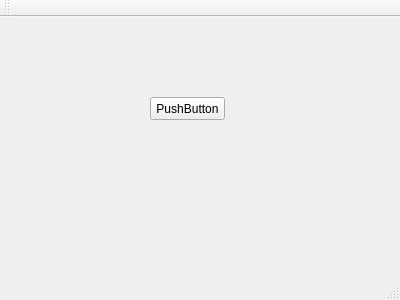
Before: the Qt Designer form mainwindow.ui in s94285/SPICE, drawn with Qt 5.
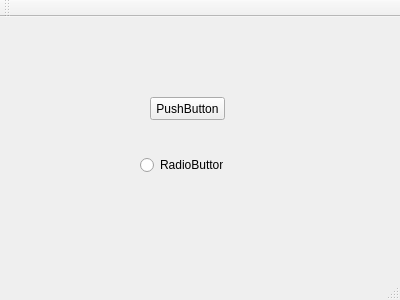
After: the same form once the commit is applied.

Commit message: + radio button

Diff of the .ui file:
```diff
--- a/mainwindow.ui
+++ b/mainwindow.ui
@@ -27,6 +27,19 @@
      <string>PushButton</string>
     </property>
    </widget>
+   <widget class="QRadioButton" name="radioButton">
+    <property name="geometry">
+     <rect>
+      <x>140</x>
+      <y>140</y>
+      <width>83</width>
+      <height>16</height>
+     </rect>
+    </property>
+    <property name="text">
+     <string>RadioButton</string>
+    </property>
+   </widget>
   </widget>
   <widget class="QMenuBar" name="menuBar">
    <property name="geometry">
```
